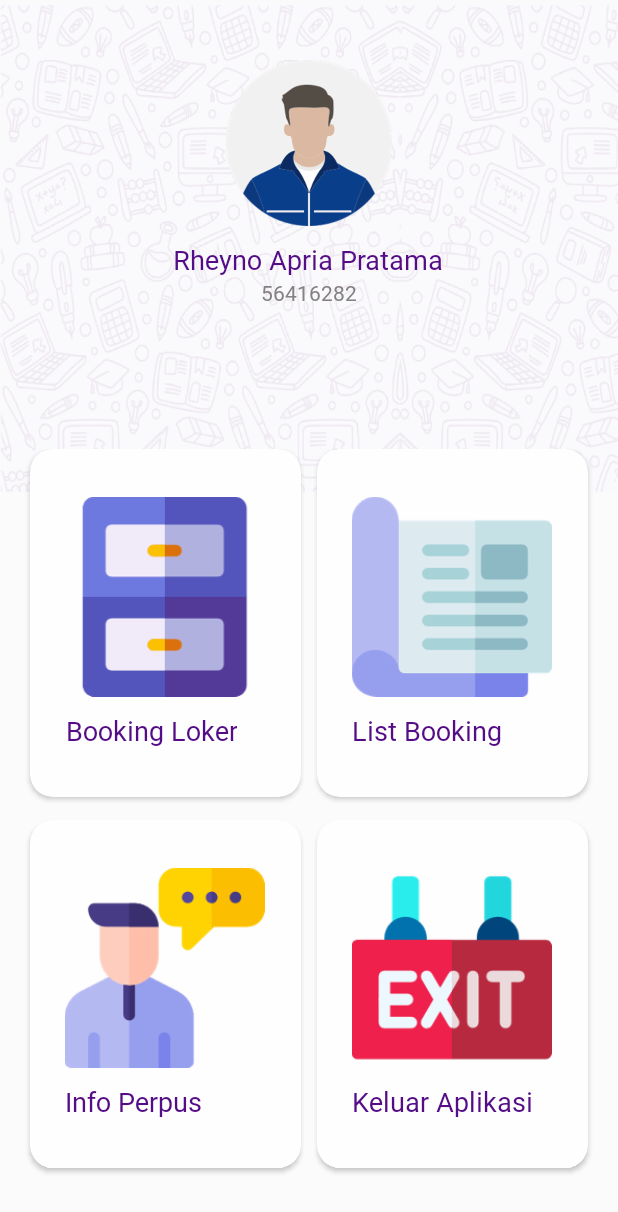
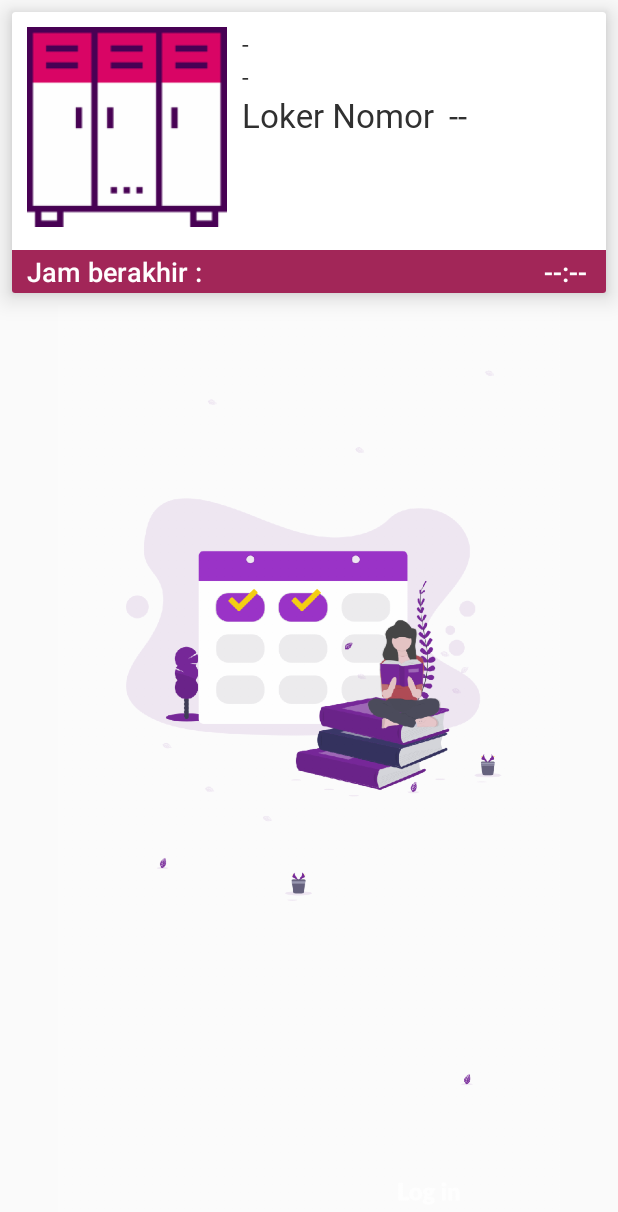
Before and after one commit to ali25rohmansyah/UgLibrary-1, an Android app: the MainActivity screen opened directly, with no data from a screen before it, after a tap on "List Booking", on a phone screen of 412 x 824 dp. Shown: the top 1212 px of the screen. Run offline under Robolectric (Android 15) with nearby library versions, the phone set to English and light mode, and no system bars; our stand-ins replace Firebase (no records; nobody signed in at launch, a user with empty details on screens opened directly); libraries missing offline, so code that uses them is left out: io.paperdb; Roboto replaces fonts that are not available here; 5 statements that could not run were skipped.

Commit message:
Add new feauture

```diff
--- a/app/build.gradle
+++ b/app/build.gradle
@@ -32,6 +32,7 @@ dependencies {
     implementation 'com.github.rey5137:material:1.2.4'
     implementation 'com.google.zxing:core:3.2.1'
     implementation 'com.github.d-max:spots-dialog:1.1@aar'
+    implementation 'io.paperdb:paperdb:2.1'
 
 
     testImplementation 'junit:junit:4.12'
--- /dev/null
+++ b/app/src/main/java/com/greget/uglibrary/ListBooking.java
@@ -0,0 +1,59 @@
+package com.greget.uglibrary;
+
+import android.support.annotation.NonNull;
+import android.support.v7.app.AppCompatActivity;
+import android.os.Bundle;
+import android.widget.TextView;
+
+import com.google.firebase.database.DataSnapshot;
+import com.google.firebase.database.DatabaseError;
+import com.google.firebase.database.DatabaseReference;
+import com.google.firebase.database.FirebaseDatabase;
+import com.google.firebase.database.ValueEventListener;
+import com.greget.uglibrary.Common.Common;
+import com.greget.uglibrary.Model.BookingModel;
+
+public class ListBooking extends AppCompatActivity {
+
+    TextView list_user,list_npm,list_loker,list_jam;
+
+    FirebaseDatabase database;
+    DatabaseReference Booking;
+    String user="";
+
+    @Override
+    protected void onCreate(Bundle savedInstanceState) {
+        super.onCreate(savedInstanceState);
+        setContentView(R.layout.activity_list_booking);
+
+        list_user = (TextView)findViewById(R.id.list_user);
+        list_npm = (TextView)findViewById(R.id.list_npm);
+        list_loker = (TextView)findViewById(R.id.list_loker);
+        list_jam = (TextView)findViewById(R.id.list_jam);
+
+        user = Common.currentUsers.getNpm().toString();
+
+        database = FirebaseDatabase.getInstance();
+        Booking = database.getReference("Booking");
+
+        Booking.addValueEventListener(new ValueEventListener() {
+            @Override
+            public void onDataChange(@NonNull DataSnapshot dataSnapshot) {
+                if(dataSnapshot.child(user).exists()){
+                    BookingModel bookingModel = dataSnapshot.child(user).getValue(BookingModel.class);
+                    list_npm.setText(bookingModel.getNpm());
+                    list_user.setText(bookingModel.getNama());
+                    list_loker.setText(bookingModel.getLoker());
+                    list_jam.setText(bookingModel.getWaktu());
+                }
+
+            }
+
+            @Override
+            public void onCancelled(@NonNull DatabaseError databaseError) {
+
+            }
+        });
+
+    }
+}
--- a/app/src/main/java/com/greget/uglibrary/MainActivity.java
+++ b/app/src/main/java/com/greget/uglibrary/MainActivity.java
@@ -14,6 +14,7 @@ import android.view.View;
 import android.widget.GridLayout;
 import android.widget.ImageView;
 import android.widget.TextView;
+import android.widget.Toast;
 
 import com.google.firebase.database.DataSnapshot;
 import com.google.firebase.database.DatabaseError;
@@ -24,6 +25,8 @@ import com.greget.uglibrary.Common.Common;
 import com.greget.uglibrary.Model.Users;
 
 import java.lang.reflect.Type;
+
+import io.paperdb.Paper;
 
 public class MainActivity extends AppCompatActivity {
 
@@ -55,11 +58,16 @@ public class MainActivity extends AppCompatActivity {
             avatar.setImageResource(avatarImg.getResourceId(1,-1));
         }
 
+//        init paper
+        Paper.init(this);
+
         GridLayout gridLayout = (GridLayout)findViewById(R.id.mainGrid);
 
         setSingleEvent(gridLayout);
 
     }
+
+
 
     private void setSingleEvent(GridLayout gridLayout) {
 
@@ -74,13 +82,21 @@ public class MainActivity extends AppCompatActivity {
                         startActivity(booking);
                     }
                     if(finalI==1){
-
+                        Intent listbooking = new Intent(v.getContext(),ListBooking.class);
+                        startActivity(listbooking);
                     }
                     if(finalI==2){
                         showInfoDialog();
                     }
                     if(finalI==3){
 
+
+//                        Delete data remember
+                        Paper.book().destroy();
+
+                        Intent splash = new Intent(MainActivity.this,login.class);
+                        splash.addFlags(Intent.FLAG_ACTIVITY_NEW_TASK | Intent.FLAG_ACTIVITY_CLEAR_TASK);
+                        startActivity(splash);
                     }
                 }
             });
--- a/app/src/main/res/layout/activity_booking.xml
+++ b/app/src/main/res/layout/activity_booking.xml
@@ -72,7 +72,7 @@
         android:layout_marginRight="20dp"
         android:id="@+id/id_jam"
         style="@style/label_title"
-        android:text="00:00"
+        android:text="--:--"
         android:textSize="70px"
         android:textColor="@color/purple"
         android:layout_width="match_parent"
--- /dev/null
+++ b/app/src/main/res/layout/activity_list_booking.xml
@@ -0,0 +1,134 @@
+<?xml version="1.0" encoding="utf-8"?>
+<LinearLayout xmlns:android="http://schemas.android.com/apk/res/android"
+    xmlns:app="http://schemas.android.com/apk/res-auto"
+    xmlns:tools="http://schemas.android.com/tools"
+    android:layout_width="match_parent"
+    android:layout_height="match_parent"
+    tools:context=".ListBooking"
+    android:orientation="vertical">
+
+
+    <android.support.v7.widget.CardView
+        android:layout_width="match_parent"
+        android:layout_height="wrap_content"
+        app:cardElevation="10dp"
+        android:layout_margin="8dp">
+
+        <LinearLayout
+            android:layout_width="match_parent"
+            android:layout_height="match_parent"
+            android:orientation="vertical">
+
+
+
+            <LinearLayout
+                android:layout_width="match_parent"
+                android:layout_height="match_parent"
+                android:orientation="horizontal">
+
+                <LinearLayout
+                    android:layout_width="wrap_content"
+                    android:layout_height="wrap_content"
+                    android:layout_marginBottom="5dp"
+                    android:gravity="center_vertical">
+
+                    <ImageView
+                        android:layout_width="200px"
+                        android:layout_height="200px"
+                        android:src="@drawable/ic_loker"
+                        android:layout_margin="10dp"/>
+
+                </LinearLayout>
+
+                <LinearLayout
+                    android:layout_width="wrap_content"
+                    android:layout_height="wrap_content"
+                    android:layout_marginBottom="5dp"
+                    android:gravity="center_vertical"
+                    android:orientation="vertical">
+
+                    <TextView
+                        android:id="@+id/list_user"
+                        android:layout_marginTop="10dp"
+                        android:layout_width="match_parent"
+                        android:layout_height="match_parent"
+                        android:text="-"
+                        style="@style/label_title"
+                        android:textSize="16dp"/>
+
+                    <TextView
+                        android:id="@+id/list_npm"
+                        android:layout_width="match_parent"
+                        android:layout_height="match_parent"
+                        android:text="-"
+                        style="@style/label_title"
+                        android:textSize="16dp"/>
+
+                    <LinearLayout
+                        android:layout_width="match_parent"
+                        android:layout_height="wrap_content"
+                        android:orientation="horizontal">
+
+                        <TextView
+                            android:layout_width="wrap_content"
+                            android:layout_height="wrap_content"
+                            android:text="Loker Nomor"
+                            android:layout_marginRight="10dp"
+                            style="@style/label_title"
+                            android:textSize="22dp"/>
+                        <TextView
+                            android:id="@+id/list_loker"
+                            android:layout_width="wrap_content"
+                            android:layout_height="wrap_content"
+                            android:text="--"
+                            style="@style/label_title"
+                            android:textSize="22dp"/>
+
+                    </LinearLayout>
+
+
+
+
+                </LinearLayout>
+
+
+            </LinearLayout>
+
+            <LinearLayout
+                android:layout_width="match_parent"
+                android:layout_height="wrap_content"
+                android:orientation="horizontal"
+                android:background="@color/menta">
+                <TextView
+                    android:layout_width="wrap_content"
+                    android:layout_height="wrap_content"
+                    android:layout_marginHorizontal="10dp"
+                    android:paddingVertical="2dp"
+                    android:textColor="@color/white"
+                    android:textSize="18dp"
+                    android:gravity="left"
+                    android:text="Jam berakhir : "
+                    android:textAppearance="@style/TextAppearance.AppCompat.Title" />
+
+                <TextView
+                    android:id="@+id/list_jam"
+                    android:layout_marginRight="8dp"
+                    android:layout_width="match_parent"
+                    android:layout_height="wrap_content"
+                    android:textColor="@color/white"
+                    android:textSize="18dp"
+                    android:gravity="right"
+                    android:text="--:-- "
+                    android:textAppearance="@style/TextAppearance.AppCompat.Title" />
+
+            </LinearLayout>
+
+        </LinearLayout>
+
+
+    </android.support.v7.widget.CardView>
+    <ImageView
+        android:layout_width="wrap_content"
+        android:layout_height="wrap_content"
+        android:src="@drawable/splash"/>
+</LinearLayout>
--- a/app/src/main/res/values/colors.xml
+++ b/app/src/main/res/values/colors.xml
@@ -12,4 +12,5 @@
     <color name="loker">#391366</color>
     <color name="full">#af1c2f</color>
     <color name="black">#000000</color>
+    <color name="menta">#a22658</color>
 </resources>
```
Also changed, not shown: app/src/main/AndroidManifest.xml (+10 -3 lines), app/src/main/java/com/greget/uglibrary/booking.java (+5 -4 lines), app/src/main/java/com/greget/uglibrary/login.java (+14 -0 lines), app/src/main/java/com/greget/uglibrary/splash.java (+63 -0 lines), app/src/main/res/layout/info.xml (+17 -2 lines), app/src/main/res/values/strings.xml (+14 -0 lines), app/src/main/ic_launcher-web.png (added), app/src/main/res/mipmap-hdpi/ic_launcher.png, app/src/main/res/mipmap-mdpi/ic_launcher.png, app/src/main/res/mipmap-xhdpi/ic_launcher.png, app/src/main/res/mipmap-xxhdpi/ic_launcher.png, app/src/main/res/mipmap-xxxhdpi/ic_launcher.png.
